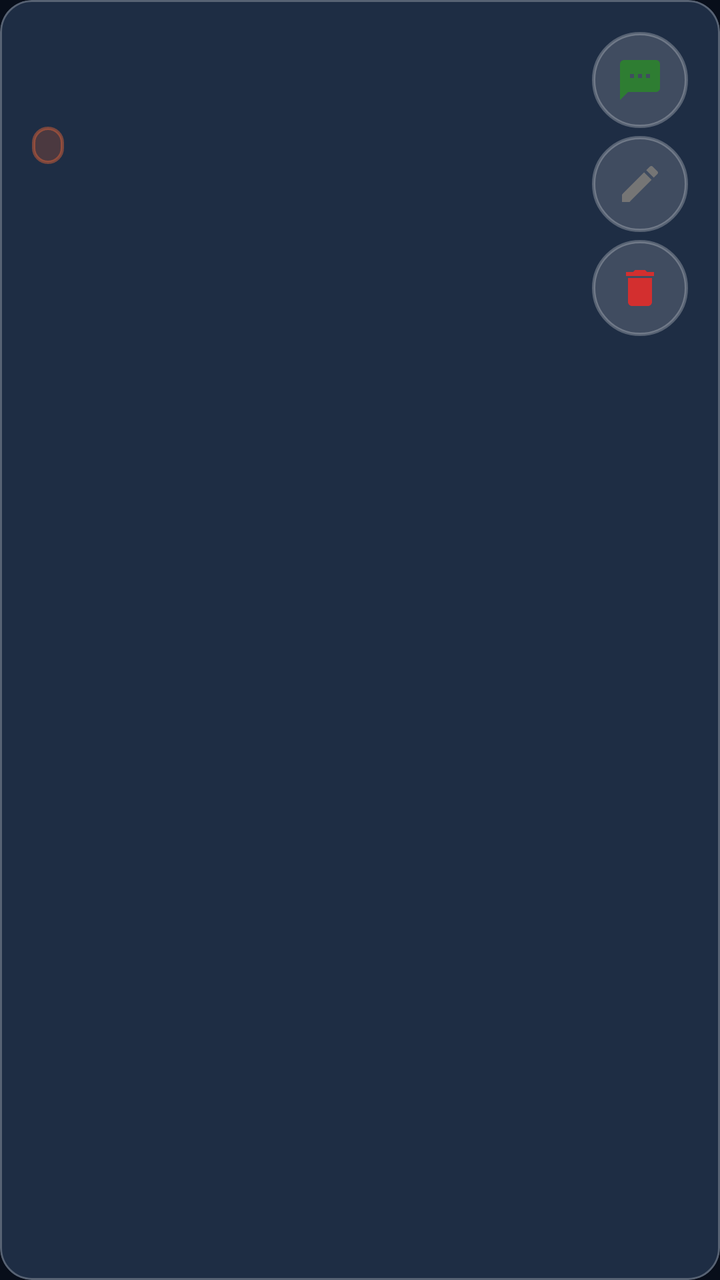
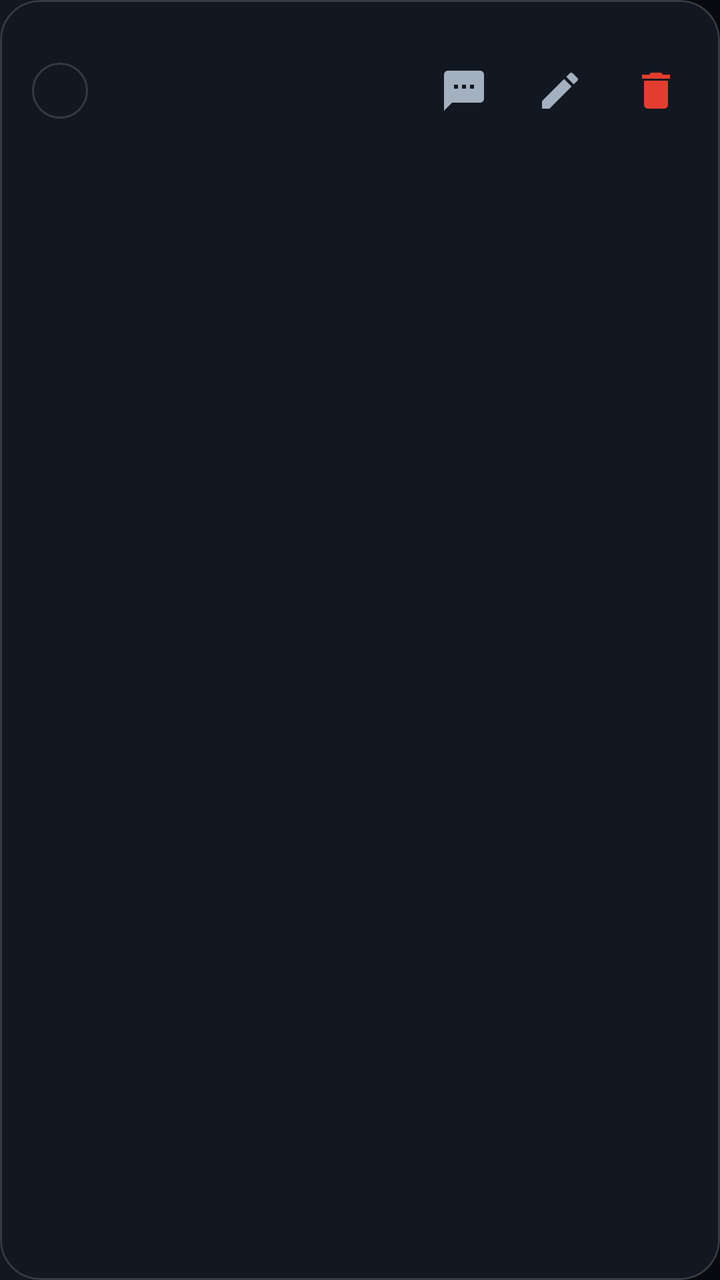

Before-and-after screenshots of an Android layout around one commit, followed by the original layout XML and the change that was made.
<!-- AndroidManifest.xml: application theme Theme.RakshaSetu -->
<!-- res/layout/item_contact.xml -->
<?xml version="1.0" encoding="utf-8"?>
<com.google.android.material.card.MaterialCardView xmlns:android="http://schemas.android.com/apk/res/android"
    xmlns:app="http://schemas.android.com/apk/res-auto"
    android:layout_width="match_parent"
    android:layout_height="wrap_content"
    android:layout_marginBottom="8dp"
    app:cardCornerRadius="16dp"
    app:cardElevation="0dp"
    app:cardBackgroundColor="@color/glass_card_solid"
    app:strokeColor="@color/glass_border"
    app:strokeWidth="1dp">

    <LinearLayout
        android:layout_width="match_parent"
        android:layout_height="wrap_content"
        android:orientation="horizontal"
        android:padding="16dp">

        
        <LinearLayout
            android:layout_width="0dp"
            android:layout_height="wrap_content"
            android:layout_weight="1"
            android:orientation="vertical">

            <TextView
                android:id="@+id/tvContactName"
                android:layout_width="wrap_content"
                android:layout_height="wrap_content"
                android:textSize="16sp"
                android:textStyle="bold"
                android:textColor="@color/text_primary"
                android:fontFamily="sans-serif-medium" />

            <TextView
                android:id="@+id/tvContactPhone"
                android:layout_width="wrap_content"
                android:layout_height="wrap_content"
                android:textSize="13sp"
                android:textColor="@color/text_secondary"
                android:layout_marginTop="2dp" />

            <LinearLayout
                android:layout_width="wrap_content"
                android:layout_height="wrap_content"
                android:orientation="horizontal"
                android:layout_marginTop="6dp">

                <TextView
                    android:id="@+id/tvContactRelation"
                    android:layout_width="wrap_content"
                    android:layout_height="wrap_content"
                    android:textSize="11sp"
                    android:textColor="@color/md_theme_primary"
                    android:background="@drawable/bg_glass_primary"
                    android:paddingHorizontal="8dp"
                    android:paddingVertical="2dp" />

                <TextView
                    android:id="@+id/tvPriority"
                    android:layout_width="wrap_content"
                    android:layout_height="wrap_content"
                    android:textSize="11sp"
                    android:textColor="@color/text_secondary"
                    android:layout_marginStart="8dp" />

                <TextView
                    android:id="@+id/tvVerified"
                    android:layout_width="wrap_content"
                    android:layout_height="wrap_content"
                    android:text="Verified"
                    android:textSize="11sp"
                    android:textColor="@color/status_active"
                    android:layout_marginStart="8dp"
                    android:visibility="gone" />
            </LinearLayout>
        </LinearLayout>

        
        <LinearLayout
            android:layout_width="wrap_content"
            android:layout_height="wrap_content"
            android:orientation="vertical"
            android:gravity="center_vertical">

            <ImageButton
                android:id="@+id/btnTest"
                android:layout_width="48dp"
                android:layout_height="48dp"
                android:src="@drawable/ic_test"
                android:background="@drawable/bg_glass_card"
                android:padding="12dp"
                android:contentDescription="Send test alert"
                android:scaleType="centerInside" />

            <ImageButton
                android:id="@+id/btnEdit"
                android:layout_width="48dp"
                android:layout_height="48dp"
                android:src="@drawable/ic_edit"
                android:background="@drawable/bg_glass_card"
                android:padding="12dp"
                android:contentDescription="Edit contact"
                android:scaleType="centerInside"
                android:layout_marginTop="4dp" />

            <ImageButton
                android:id="@+id/btnDelete"
                android:layout_width="48dp"
                android:layout_height="48dp"
                android:src="@drawable/ic_delete"
                android:background="@drawable/bg_glass_card"
                android:padding="12dp"
                android:contentDescription="Delete contact"
                android:scaleType="centerInside"
                android:layout_marginTop="4dp" />
        </LinearLayout>
    </LinearLayout>

</com.google.android.material.card.MaterialCardView>
<!-- resources referenced by this layout -->
<resources>
  <color name="glass_border">#40FFFFFF</color>
  <color name="glass_card_solid">#1E2D44</color>
  <color name="md_theme_primary">#FF8A5C</color>
  <color name="status_active">#34D399</color>
  <color name="text_primary">#F0F4F8</color>
  <color name="text_secondary">#94A3B8</color>
  <!-- drawable bg_glass_card (drawable) -->
  <?xml version="1.0" encoding="utf-8"?>
  <shape xmlns:android="http://schemas.android.com/apk/res/android"
      android:shape="rectangle">
      <solid android:color="@color/glass_card" />
      <corners android:radius="24dp" />
      <stroke
          android:width="1.5dp"
          android:color="@color/glass_border" />
  </shape>
  <!-- drawable bg_glass_primary (drawable) -->
  <?xml version="1.0" encoding="utf-8"?>
  <shape xmlns:android="http://schemas.android.com/apk/res/android"
      android:shape="rectangle">
      <solid android:color="@color/glass_primary" />
      <corners android:radius="16dp" />
      <stroke
          android:width="1.5dp"
          android:color="@color/glass_border_accent" />
  </shape>
  <style name="Theme.RakshaSetu" parent="Theme.Material3.Dark.NoActionBar">
          <item name="colorPrimary">@color/md_theme_primary</item>
          <item name="colorPrimaryDark">@color/primary_dark</item>
          <item name="colorAccent">@color/accent</item>
          <item name="android:windowBackground">@color/background</item>
          <item name="android:statusBarColor">@android:color/transparent</item>
          <item name="android:navigationBarColor">@android:color/transparent</item>
          <item name="android:windowDrawsSystemBarBackgrounds">true</item>
          <item name="android:windowTranslucentStatus">false</item>
          <item name="colorOnPrimary">@color/md_theme_onPrimary</item>
          <item name="colorSecondary">@color/md_theme_secondary</item>
          <item name="colorOnSecondary">@color/md_theme_onSecondary</item>
          <item name="android:colorBackground">@color/md_theme_background</item>
          <item name="colorSurface">@color/md_theme_surface</item>
          <item name="colorOnSurface">@color/md_theme_onSurface</item>
      </style>
  <color name="glass_card">#26FFFFFF</color>
  <color name="glass_primary">#33FF6B35</color>
  <color name="glass_border_accent">#66FF6B35</color>
  <color name="primary_dark">#E55A25</color>
  <color name="accent">#FFD166</color>
  <color name="background">#080E1A</color>
  <color name="md_theme_onPrimary">#FFFFFF</color>
  <color name="md_theme_secondary">#C4A882</color>
  <color name="md_theme_onSecondary">#2B1A00</color>
  <color name="md_theme_background">#080E1A</color>
  <color name="md_theme_surface">#1E2D44</color>
  <color name="md_theme_onSurface">#E2E8F0</color>
  <!-- unchanged entries left out for length: 3 -->
</resources>

<!-- the commit's change to res/layout/item_contact.xml (unified diff, before → after) -->
@@ -3,118 +3,108 @@
     xmlns:app="http://schemas.android.com/apk/res-auto"
     android:layout_width="match_parent"
     android:layout_height="wrap_content"
-    android:layout_marginBottom="8dp"
-    app:cardCornerRadius="16dp"
+    android:layout_marginVertical="@dimen/space_2"
+    app:cardBackgroundColor="@color/surface_raised"
+    app:cardCornerRadius="@dimen/radius_card"
     app:cardElevation="0dp"
-    app:cardBackgroundColor="@color/glass_card_solid"
-    app:strokeColor="@color/glass_border"
-    app:strokeWidth="1dp">
+    app:strokeColor="@color/hairline_default"
+    app:strokeWidth="@dimen/hairline">
 
     <LinearLayout
         android:layout_width="match_parent"
         android:layout_height="wrap_content"
+        android:gravity="center_vertical"
         android:orientation="horizontal"
-        android:padding="16dp">
+        android:paddingStart="@dimen/space_4"
+        android:paddingTop="@dimen/space_4"
+        android:paddingEnd="@dimen/space_2"
+        android:paddingBottom="@dimen/space_4">
 
         
+        <TextView
+            android:id="@+id/tvPriority"
+            android:layout_width="28dp"
+            android:layout_height="28dp"
+            android:background="@drawable/bg_pill"
+            android:gravity="center"
+            android:textAppearance="@style/TextAppearance.RS.Data"
+            android:textColor="@color/accent" />
+
         <LinearLayout
             android:layout_width="0dp"
             android:layout_height="wrap_content"
+            android:layout_marginStart="@dimen/space_3"
             android:layout_weight="1"
             android:orientation="vertical">
 
-            <TextView
-                android:id="@+id/tvContactName"
-                android:layout_width="wrap_content"
+            <LinearLayout
+                android:layout_width="match_parent"
                 android:layout_height="wrap_content"
-                android:textSize="16sp"
-                android:textStyle="bold"
-                android:textColor="@color/text_primary"
-                android:fontFamily="sans-serif-medium" />
-
-            <TextView
-                android:id="@+id/tvContactPhone"
-                android:layout_width="wrap_content"
-                android:layout_height="wrap_content"
-                android:textSize="13sp"
-                android:textColor="@color/text_secondary"
-                android:layout_marginTop="2dp" />
-
-            <LinearLayout
-                android:layout_width="wrap_content"
-                android:layout_height="wrap_content"
-                android:orientation="horizontal"
-                android:layout_marginTop="6dp">
+                android:gravity="center_vertical"
+                android:orientation="horizontal">
 
                 <TextView
-                    android:id="@+id/tvContactRelation"
+                    android:id="@+id/tvContactName"
                     android:layout_width="wrap_content"
                     android:layout_height="wrap_content"
-                    android:textSize="11sp"
-                    android:textColor="@color/md_theme_primary"
-                    android:background="@drawable/bg_glass_primary"
-                    android:paddingHorizontal="8dp"
-                    android:paddingVertical="2dp" />
-
-                <TextView
-                    android:id="@+id/tvPriority"
-                    android:layout_width="wrap_content"
-                    android:layout_height="wrap_content"
-                    android:textSize="11sp"
-                    android:textColor="@color/text_secondary"
-                    android:layout_marginStart="8dp" />
+                    android:ellipsize="end"
+                    android:maxLines="1"
+                    android:textAppearance="@style/TextAppearance.RS.H3" />
 
                 <TextView
                     android:id="@+id/tvVerified"
                     android:layout_width="wrap_content"
                     android:layout_height="wrap_content"
-                    android:text="Verified"
-                    android:textSize="11sp"
-                    android:textColor="@color/status_active"
-                    android:layout_marginStart="8dp"
+                    android:layout_marginStart="@dimen/space_2"
+                    android:text="verified"
+                    android:textAppearance="@style/TextAppearance.RS.Eyebrow"
+                    android:textColor="@color/success_green"
                     android:visibility="gone" />
             </LinearLayout>
+
+            <TextView
+                android:id="@+id/tvContactPhone"
+                android:layout_width="match_parent"
+                android:layout_height="wrap_content"
+                android:layout_marginTop="2dp"
+                android:textAppearance="@style/TextAppearance.RS.Data" />
+
+            <TextView
+                android:id="@+id/tvContactRelation"
+                android:layout_width="match_parent"
+                android:layout_height="wrap_content"
+                android:textAppearance="@style/TextAppearance.RS.Eyebrow"
+                android:textColor="@color/text_muted" />
         </LinearLayout>
 
-        
-        <LinearLayout
-            android:layout_width="wrap_content"
-            android:layout_height="wrap_content"
-            android:orientation="vertical"
-            android:gravity="center_vertical">
+        <ImageButton
+            android:id="@+id/btnTest"
+            style="@style/Widget.RS.IconButton"
+            android:background="@android:color/transparent"
+            android:contentDescription="Send a test SMS"
+            android:padding="@dimen/space_3"
+            android:scaleType="centerInside"
+            android:src="@drawable/ic_test"
+            app:tint="@color/text_secondary" />
 
-            <ImageButton
-                android:id="@+id/btnTest"
-                android:layout_width="48dp"
-                android:layout_height="48dp"
-                android:src="@drawable/ic_test"
-                android:background="@drawable/bg_glass_card"
-                android:padding="12dp"
-                android:contentDescription="Send test alert"
-                android:scaleType="centerInside" />
+        <ImageButton
+            android:id="@+id/btnEdit"
+            style="@style/Widget.RS.IconButton"
+            android:background="@android:color/transparent"
+            android:contentDescription="Edit contact"
+            android:padding="@dimen/space_3"
+            android:scaleType="centerInside"
+            android:src="@drawable/ic_edit"
+            app:tint="@color/text_secondary" />
 
-            <ImageButton
-                android:id="@+id/btnEdit"
-                android:layout_width="48dp"
-                android:layout_height="48dp"
-                android:src="@drawable/ic_edit"
-                android:background="@drawable/bg_glass_card"
-                android:padding="12dp"
-                android:contentDescription="Edit contact"
-                android:scaleType="centerInside"
-                android:layout_marginTop="4dp" />
-
-            <ImageButton
-                android:id="@+id/btnDelete"
-                android:layout_width="48dp"
-                android:layout_height="48dp"
-                android:src="@drawable/ic_delete"
-                android:background="@drawable/bg_glass_card"
-                android:padding="12dp"
-                android:contentDescription="Delete contact"
-                android:scaleType="centerInside"
-                android:layout_marginTop="4dp" />
-        </LinearLayout>
+        <ImageButton
+            android:id="@+id/btnDelete"
+            style="@style/Widget.RS.IconButton"
+            android:background="@android:color/transparent"
+            android:contentDescription="Delete contact"
+            android:padding="@dimen/space_3"
+            android:scaleType="centerInside"
+            android:src="@drawable/ic_delete"
+            app:tint="@color/sos_button" />
     </LinearLayout>
-
 </com.google.android.material.card.MaterialCardView>
<!-- resource entries referenced after the edit -->
@@ -1,59 +1,100 @@
 <!-- resources referenced by this layout -->
 <resources>
-  <color name="glass_border">#40FFFFFF</color>
-  <color name="glass_card_solid">#1E2D44</color>
-  <color name="md_theme_primary">#FF8A5C</color>
-  <color name="status_active">#34D399</color>
-  <color name="text_primary">#F0F4F8</color>
-  <color name="text_secondary">#94A3B8</color>
-  <!-- drawable bg_glass_card (drawable) -->
+  <color name="text_primary">#F2F5F8</color>
+  <dimen name="icon_button">48dp</dimen>
+  <color name="ripple_light">#1FFFFFFF</color>
+  <color name="text_on_accent">#1A0B07</color>
+  <color name="accent_muted">#33205A38</color>
+  <color name="surface_base">#0B0F14</color>
+  <color name="surface_overlay">#18202B</color>
+  <color name="hairline_strong">#3DFFFFFF</color>
+  <!-- drawable bg_gradient_dark (drawable) -->
   <?xml version="1.0" encoding="utf-8"?>
   <shape xmlns:android="http://schemas.android.com/apk/res/android"
       android:shape="rectangle">
-      <solid android:color="@color/glass_card" />
-      <corners android:radius="24dp" />
-      <stroke
-          android:width="1.5dp"
-          android:color="@color/glass_border" />
+      <gradient
+          android:type="linear"
+          android:angle="180"
+          android:startColor="@color/surface_sunken"
+          android:centerColor="@color/surface_base"
+          android:endColor="@color/surface_raised" />
   </shape>
-  <!-- drawable bg_glass_primary (drawable) -->
+  <color name="surface_sunken">#070A0E</color>
+  <color name="text_secondary">#A3B0BF</color>
+  <dimen name="hairline">1dp</dimen>
+  <dimen name="radius_card">20dp</dimen>
+  <dimen name="space_2">8dp</dimen>
+  <dimen name="space_3">12dp</dimen>
+  <dimen name="space_4">16dp</dimen>
+  <!-- drawable bg_pill (drawable) -->
   <?xml version="1.0" encoding="utf-8"?>
   <shape xmlns:android="http://schemas.android.com/apk/res/android"
       android:shape="rectangle">
-      <solid android:color="@color/glass_primary" />
-      <corners android:radius="16dp" />
+      <solid android:color="@android:color/transparent" />
+      <corners android:radius="@dimen/radius_chip" />
       <stroke
-          android:width="1.5dp"
-          android:color="@color/glass_border_accent" />
+          android:width="@dimen/hairline"
+          android:color="@color/hairline_default" />
   </shape>
+  <style name="TextAppearance.RS.Data" parent="TextAppearance.Material3.BodySmall">
+          <item name="android:textSize">@dimen/type_data</item>
+          <item name="android:textColor">@color/data_text</item>
+          <item name="android:fontFamily">monospace</item>
+      </style>
+  <style name="TextAppearance.RS.Eyebrow" parent="TextAppearance.Material3.LabelSmall">
+          <item name="android:textSize">@dimen/type_label</item>
+          <item name="android:textColor">@color/text_muted</item>
+          <item name="android:fontFamily">sans-serif-medium</item>
+          <item name="android:textAllCaps">true</item>
+          <item name="android:letterSpacing">0.14</item>
+      </style>
+  <style name="TextAppearance.RS.H3" parent="TextAppearance.Material3.TitleMedium">
+          <item name="android:textSize">@dimen/type_h3</item>
+          <item name="android:textColor">@color/text_primary</item>
+          <item name="android:fontFamily">sans-serif-medium</item>
+      </style>
+  <style name="Widget.RS.IconButton" parent="Widget.Material3.Button.IconButton">
+          <item name="android:layout_width">@dimen/icon_button</item>
+          <item name="android:layout_height">@dimen/icon_button</item>
+          <item name="android:insetTop">0dp</item>
+          <item name="android:insetBottom">0dp</item>
+          <item name="iconTint">@color/text_secondary</item>
+          <item name="iconTintMode">src_in</item>
+          <item name="rippleColor">@color/ripple_light</item>
+      </style>
   <style name="Theme.RakshaSetu" parent="Theme.Material3.Dark.NoActionBar">
-          <item name="colorPrimary">@color/md_theme_primary</item>
-          <item name="colorPrimaryDark">@color/primary_dark</item>
-          <item name="colorAccent">@color/accent</item>
-          <item name="android:windowBackground">@color/background</item>
+          <item name="colorPrimary">@color/accent</item>
+          <item name="colorOnPrimary">@color/text_on_accent</item>
+          <item name="colorPrimaryContainer">@color/accent_muted</item>
+          <item name="colorOnPrimaryContainer">@color/accent</item>
+          <item name="colorSecondary">@color/data_text</item>
+          <item name="colorOnSecondary">@color/surface_base</item>
+          <item name="colorError">@color/sos_button</item>
+          <item name="android:colorBackground">@color/surface_base</item>
+          <item name="colorSurface">@color/surface_raised</item>
+          <item name="colorOnSurface">@color/text_primary</item>
+          <item name="colorSurfaceVariant">@color/surface_overlay</item>
+          <item name="colorOnSurfaceVariant">@color/text_secondary</item>
+          <item name="colorOutline">@color/hairline_strong</item>
+          <item name="android:windowBackground">@drawable/bg_gradient_dark</item>
           <item name="android:statusBarColor">@android:color/transparent</item>
           <item name="android:navigationBarColor">@android:color/transparent</item>
           <item name="android:windowDrawsSystemBarBackgrounds">true</item>
-          <item name="android:windowTranslucentStatus">false</item>
-          <item name="colorOnPrimary">@color/md_theme_onPrimary</item>
-          <item name="colorSecondary">@color/md_theme_secondary</item>
-          <item name="colorOnSecondary">@color/md_theme_onSecondary</item>
-          <item name="android:colorBackground">@color/md_theme_background</item>
-          <item name="colorSurface">@color/md_theme_surface</item>
-          <item name="colorOnSurface">@color/md_theme_onSurface</item>
+          <item name="android:textColorPrimary">@color/text_primary</item>
+          <item name="android:textColorSecondary">@color/text_secondary</item>
+          <item name="android:textColorHint">@color/text_muted</item>
       </style>
-  <color name="glass_card">#26FFFFFF</color>
-  <color name="glass_primary">#33FF6B35</color>
-  <color name="glass_border_accent">#66FF6B35</color>
-  <color name="primary_dark">#E55A25</color>
-  <color name="accent">#FFD166</color>
-  <color name="background">#080E1A</color>
-  <color name="md_theme_onPrimary">#FFFFFF</color>
-  <color name="md_theme_secondary">#C4A882</color>
-  <color name="md_theme_onSecondary">#2B1A00</color>
-  <color name="md_theme_background">#080E1A</color>
-  <color name="md_theme_surface">#1E2D44</color>
-  <color name="md_theme_onSurface">#E2E8F0</color>
+  <dimen name="radius_chip">999dp</dimen>
+  <dimen name="type_data">13sp</dimen>
+  <color name="data_text">#8FA3BC</color>
+  <dimen name="type_label">12sp</dimen>
+  <dimen name="type_h3">17sp</dimen>
+  <color name="accent">#FF6A3D</color>
+  <color name="hairline_default">#26FFFFFF</color>
+  <color name="sos_button">#E23D2E</color>
+  <color name="success_green">#1FA968</color>
+  <color name="surface_raised">#121821</color>
+  <color name="text_muted">#6B7889</color>
   <!-- unchanged entries left out for length: 3 -->
 </resources>
 
